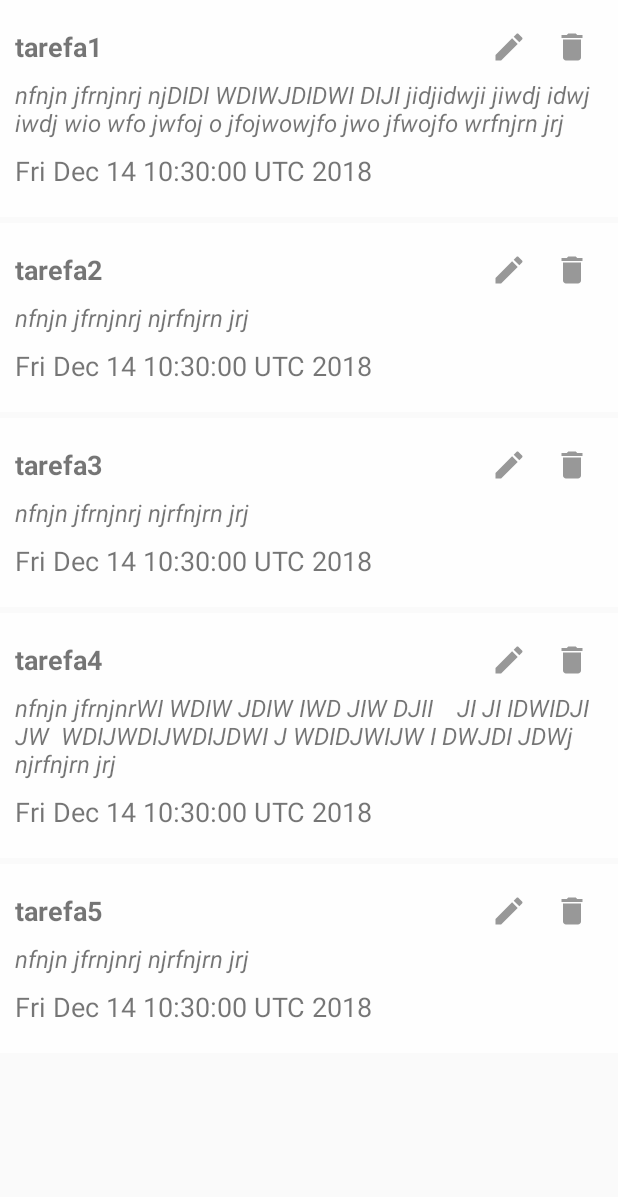
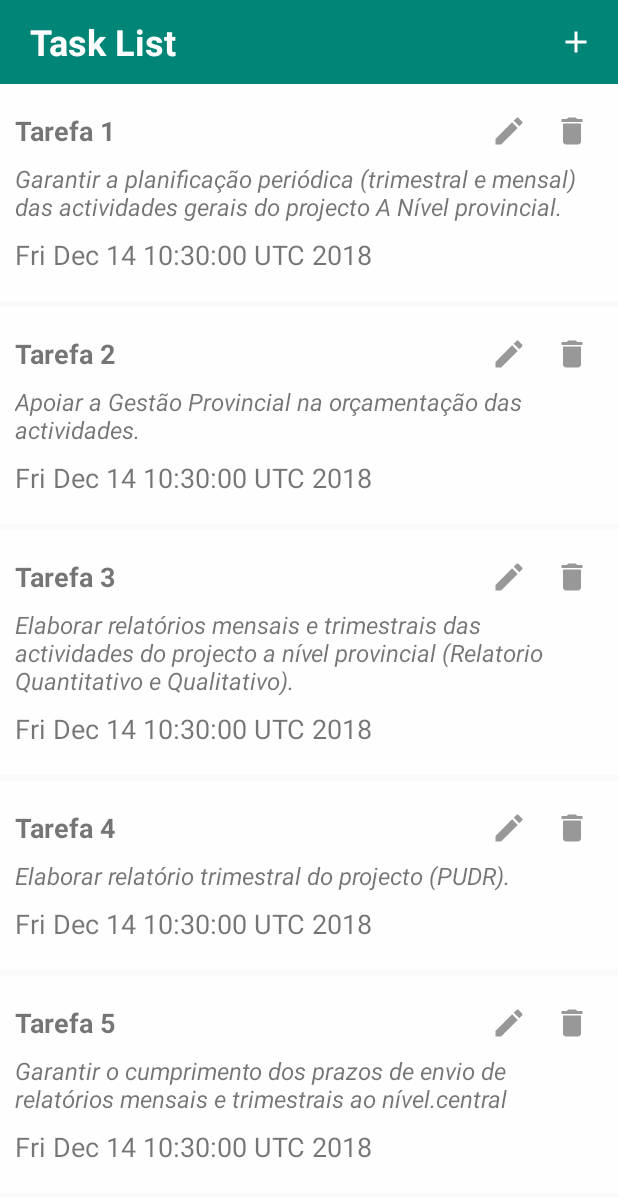
Before and after one commit to pedroafonsouza/Lista, an Android app: the screen it shows after launch (MainActivity), on a phone screen of 412 x 824 dp. Shown: the top 1197 px of the screen. Run offline under Robolectric (Android 15) with nearby library versions, the phone set to English and light mode, and no system bars.

Commit message:
Add Toolbar and form activity

```diff
--- a/app/src/main/AndroidManifest.xml
+++ b/app/src/main/AndroidManifest.xml
@@ -16,6 +16,7 @@
                 <category android:name="android.intent.category.LAUNCHER" />
             </intent-filter>
         </activity>
+        <activity android:name=".View.Activity.TaskFormActivity"></activity>
     </application>
 
 </manifest>
--- a/app/src/main/java/com/example/framework/lista/View/Activity/MainActivity.java
+++ b/app/src/main/java/com/example/framework/lista/View/Activity/MainActivity.java
@@ -1,11 +1,15 @@
 package com.example.framework.lista.View.Activity;
 
+import android.content.Intent;
 import android.support.v7.app.AppCompatActivity;
 import android.os.Bundle;
 import android.support.v7.widget.LinearLayoutManager;
 import android.support.v7.widget.RecyclerView;
 import android.view.LayoutInflater;
+import android.view.View;
 import android.view.ViewGroup;
+import android.widget.EditText;
+import android.widget.ImageView;
 import android.widget.TextView;
 import java.util.ArrayList;
 import java.util.Date;
@@ -34,14 +38,16 @@ public class MainActivity extends AppCompatActivity {
         private void init(){
 
             mRecyclerView = findViewById(R.id.my_recycler_view);
+            ImageView btnAddTask = findViewById(R.id.btn_add);
 
             ArrayList<Task> tasks = new ArrayList<>();
 
-            tasks.add(new Task("tarefa1","nfnjn jfrnjnrj njDIDI WDIWJDIDWI DIJI jidjidwji jiwdj idwj iwdj wio wfo jwfoj o jfojwowjfo jwo jfwojfo wrfnjrn jrj", new Date()));
-            tasks.add(new Task("tarefa2","nfnjn jfrnjnrj njrfnjrn jrj", new Date()));
-            tasks.add(new Task("tarefa3","nfnjn jfrnjnrj njrfnjrn jrj", new Date()));
-            tasks.add(new Task("tarefa4","nfnjn jfrnjnrWI WDIW JDIW IWD JIW DJII    JI JI IDWIDJI JW  WDIJWDIJWDIJDWI J WDIDJWIJW I DWJDI JDWj njrfnjrn jrj", new Date()));
-            tasks.add(new Task("tarefa5","nfnjn jfrnjnrj njrfnjrn jrj", new Date()));
+            tasks.add(new Task("Tarefa 1","Garantir a planificação periódica (trimestral e mensal) das actividades gerais do projecto A Nível provincial.", new Date()));
+            tasks.add(new Task("Tarefa 2","Apoiar a Gestão Provincial na orçamentação das actividades.", new Date()));
+            tasks.add(new Task("Tarefa 3","Elaborar relatórios mensais e trimestrais das actividades do projecto a nível provincial (Relatorio Quantitativo e Qualitativo).", new Date()));
+            tasks.add(new Task("Tarefa 4","Elaborar relatório trimestral do projecto (PUDR).", new Date()));
+            tasks.add(new Task("Tarefa 5","Garantir o cumprimento dos prazos de envio de relatórios mensais e trimestrais ao nível." +
+                    "central", new Date()));
 
             mRecyclerView.setHasFixedSize(true);
 
@@ -52,8 +58,19 @@ public class MainActivity extends AppCompatActivity {
 
             mAdapter = new MyAdapter(tasks, this);
             mRecyclerView.setAdapter(mAdapter);
+            btnAddTask.setOnClickListener(new View.OnClickListener() {
+                @Override
+                public void onClick(View v) {
+
+                    Intent intent = new Intent(MainActivity.this, TaskFormActivity.class);
+                    intent.putExtra("name", "Pedro Afonso");
+                    startActivity(intent);
+
+                }
+            });
 
         }
 
 
+
     }
--- /dev/null
+++ b/app/src/main/res/drawable/ic_confirm.xml
@@ -0,0 +1,5 @@
+<vector android:height="24dp" android:tint="#989898"
+    android:viewportHeight="24.0" android:viewportWidth="24.0"
+    android:width="24dp" xmlns:android="http://schemas.android.com/apk/res/android">
+    <path android:fillColor="#FF000000" android:pathData="M2.01,21L23,12 2.01,3 2,10l15,2 -15,2z"/>
+</vector>
--- a/app/src/main/res/layout/activity_main.xml
+++ b/app/src/main/res/layout/activity_main.xml
@@ -1,16 +1,71 @@
 <?xml version="1.0" encoding="utf-8"?>
 <RelativeLayout xmlns:android="http://schemas.android.com/apk/res/android"
+
     xmlns:app="http://schemas.android.com/apk/res-auto"
     xmlns:tools="http://schemas.android.com/tools"
     android:layout_width="match_parent"
-    android:layout_height="match_parent"
+    android:layout_height="wrap_content"
     tools:context=".View.Activity.MainActivity">
+
+
+
+    <android.support.v7.widget.Toolbar
+        android:id="@+id/toolbar"
+        android:layout_width="match_parent"
+        android:layout_height="56dp"
+        android:minHeight="?attr/actionBarSize"
+        android:background="?attr/colorPrimary"
+        app:popupTheme="@style/ThemeOverlay.AppCompat.Light"
+
+        >
+
+
+
+
+            <RelativeLayout
+                android:layout_width="match_parent"
+                android:layout_height="match_parent"
+                >
+
+
+                <TextView
+                    android:id="@+id/title_toolbar"
+                    android:layout_width="match_parent"
+                    android:layout_height="match_parent"
+                    android:text="@string/txt_toolbar"
+                    android:gravity="center_vertical"
+                    android:textSize="24sp"
+                    android:textStyle="bold"
+                    android:textColor="#FFFFFF"
+                    android:layout_margin="4dp"
+
+                    />
+
+
+                <ImageView
+                    android:id="@+id/btn_add"
+                    android:layout_width="56dp"
+                    android:layout_height="56dp"
+                    android:src="@drawable/ic_add"
+                    android:scaleType="centerInside"
+                    android:layout_alignParentRight="true"
+                    android:clickable="true"
+                    android:foreground="?attr/selectableItemBackgroundBorderless"
+                    />
+
+            </RelativeLayout>
+
+    </android.support.v7.widget.Toolbar>
+
+
+
 
 
     <android.support.v7.widget.RecyclerView
         android:id="@+id/my_recycler_view"
         android:scrollbars="vertical"
         android:layout_width="match_parent"
-        android:layout_height="match_parent"/>
+        android:layout_height="wrap_content"
+        android:layout_below="@+id/toolbar"/>
 
 </RelativeLayout>
--- a/app/src/main/res/values/strings.xml
+++ b/app/src/main/res/values/strings.xml
@@ -3,4 +3,6 @@
     <string name="txt_name">Tarefa 1</string>
     <string name="txt_description">Descricao</string>
     <string name="txt_data">Data</string>
+    <string name="txt_toolbar">Task List</string>
+    <string name="txt_name_asign">Insira o nome da Tarefa</string>
 </resources>
```
Also changed, not shown: app/src/main/java/com/example/framework/lista/View/Activity/TaskFormActivity.java (added, +23 -0 lines), app/src/main/res/layout/activity_task_form.xml (added, +60 -0 lines), 2 other files.
